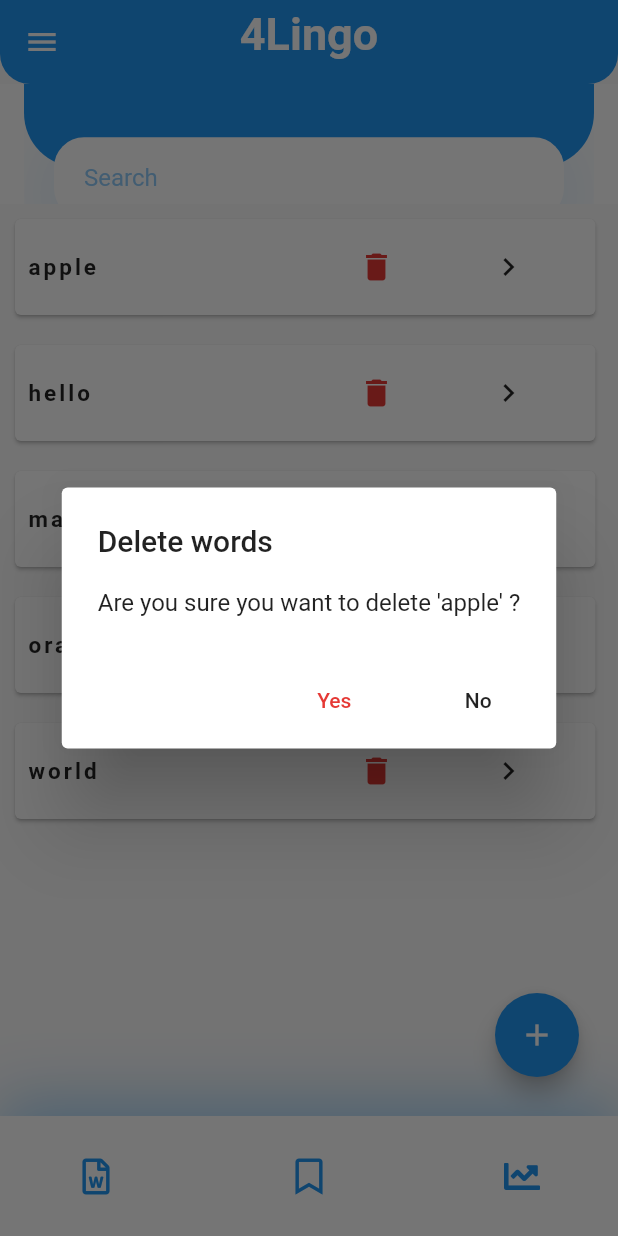
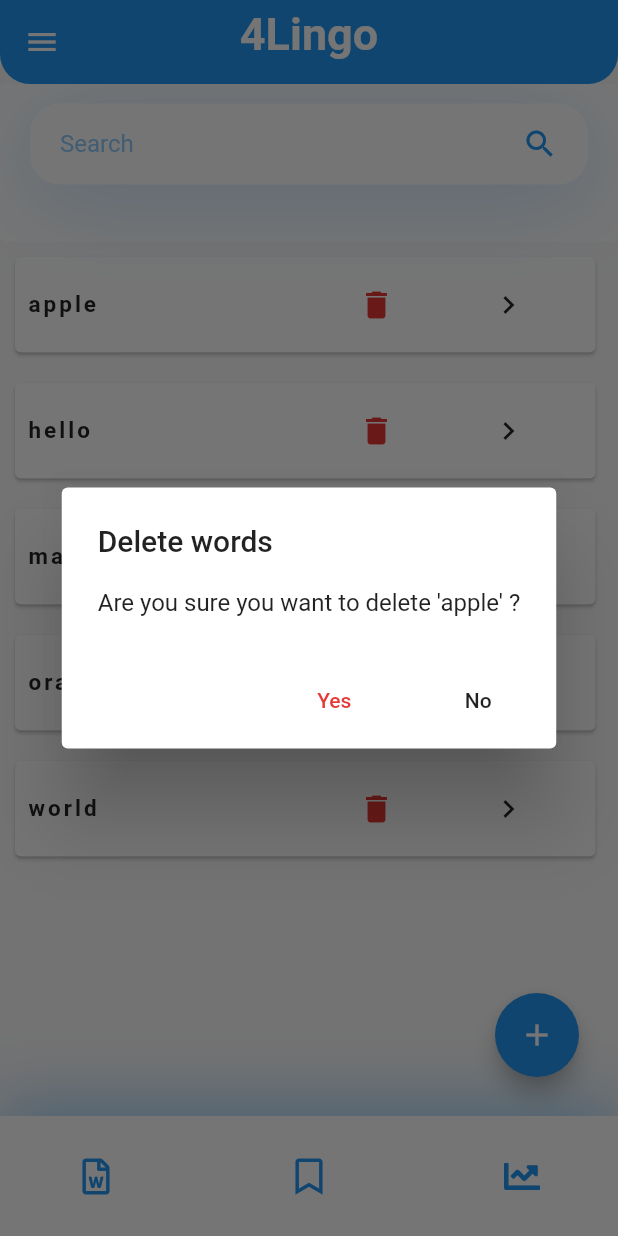
Before and after one commit to TokisakiKurumi2001/4Lingo, a Flutter app: the screen it shows after launch, after a tap on the "delete" icon, on a phone screen of 412 x 824 dp. Run offline on Flutter 3.47's test engine with Material 2 defaults, Android fonts, the phone set to English and light mode, and no system bars; our stand-ins replace flip_card, fluttericon.

Commit message:
Make pinned search bar on homepage

```diff
--- a/lib/home/components/header_with_searchbox.dart
+++ b/lib/home/components/header_with_searchbox.dart
@@ -18,6 +18,7 @@ class HeaderWithSearchBox extends StatelessWidget {
               right: 20.0,
               bottom: 56,
             ),
+            /*
             height: size.height * 0.2 - 100,
             decoration: BoxDecoration(
               color: Colors.blue,
@@ -26,14 +27,12 @@ class HeaderWithSearchBox extends StatelessWidget {
                 bottomRight: Radius.circular(36),
               ),
             ),
+
+             */
           ),
-          Positioned(
-            top: 45,
-            left: 0,
-            right: 0,
-            child: Container(
+          Container(
             alignment: Alignment.center,
-              margin: EdgeInsets.symmetric(horizontal: 20.0),
+            margin: EdgeInsets.symmetric(horizontal: 20.0, vertical: 10.0),
             padding: EdgeInsets.symmetric(horizontal: 20.0),
             height: 54,
             decoration: BoxDecoration(
@@ -62,9 +61,11 @@ class HeaderWithSearchBox extends StatelessWidget {
                     ),
                   ),
                 ),
-                  Icon(Icons.search),
+                Icon(
+                  Icons.search,
+                  color: Colors.blue,
+                ),
               ],
-              ),
             ),
           ),
         ],
@@ -72,3 +73,35 @@ class HeaderWithSearchBox extends StatelessWidget {
     );
   }
 }
+
+class PersistentHeader extends SliverPersistentHeaderDelegate {
+  final Widget widget;
+
+  PersistentHeader({this.widget});
+
+  @override
+  Widget build(
+      BuildContext context, double shrinkOffset, bool overlapsContent) {
+    return Container(
+      width: double.infinity,
+      height: 105.0,
+      child: Card(
+        margin: EdgeInsets.all(0),
+        color: Colors.white,
+        elevation: 0,
+        child: Center(child: widget),
+      ),
+    );
+  }
+
+  @override
+  double get maxExtent => 105.0;
+
+  @override
+  double get minExtent => 105.0;
+
+  @override
+  bool shouldRebuild(SliverPersistentHeaderDelegate oldDelegate) {
+    return true;
+  }
+}
--- a/lib/home/home_page.dart
+++ b/lib/home/home_page.dart
@@ -40,15 +40,21 @@ class _HomeScreenState extends State<HomeScreen> {
               ),
             ),
           ),
-          SliverAppBar(
-            toolbarHeight: 80,
+          // SliverAppBar(
+          //   toolbarHeight: 80,
+          //   pinned: true,
+          //   backgroundColor: Colors.white,
+          //   automaticallyImplyLeading: false,
+          //   actions: <Widget>[
+          //     Container(),
+          //   ],
+          //   title: HeaderWithSearchBox(size: size),
+          // ),
+          SliverPersistentHeader(
             pinned: true,
-            backgroundColor: Colors.white,
-            automaticallyImplyLeading: false,
-            actions: <Widget>[
-              Container(),
-            ],
-            title: HeaderWithSearchBox(size: size),
+            delegate: PersistentHeader(
+              widget: HeaderWithSearchBox(size: size),
+            ),
           ),
           SliverList(
             delegate: SliverChildListDelegate(
@@ -126,7 +132,7 @@ class _HomeScreenState extends State<HomeScreen> {
     );
   }
 
-  /*
+/*
   AppBar buildAppBar() {
     return AppBar(
       centerTitle: true,
@@ -140,6 +146,5 @@ class _HomeScreenState extends State<HomeScreen> {
       ),
     );
   }
-
    */
 }
```
Lines whose indentation alone changed are shown as unchanged.
